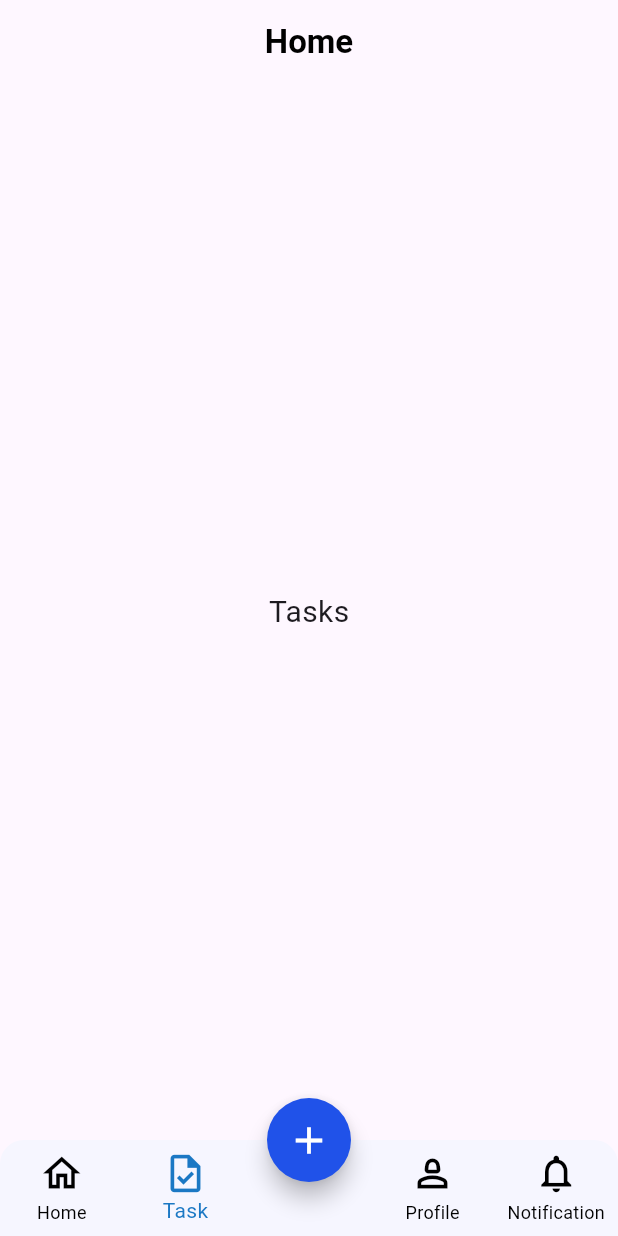
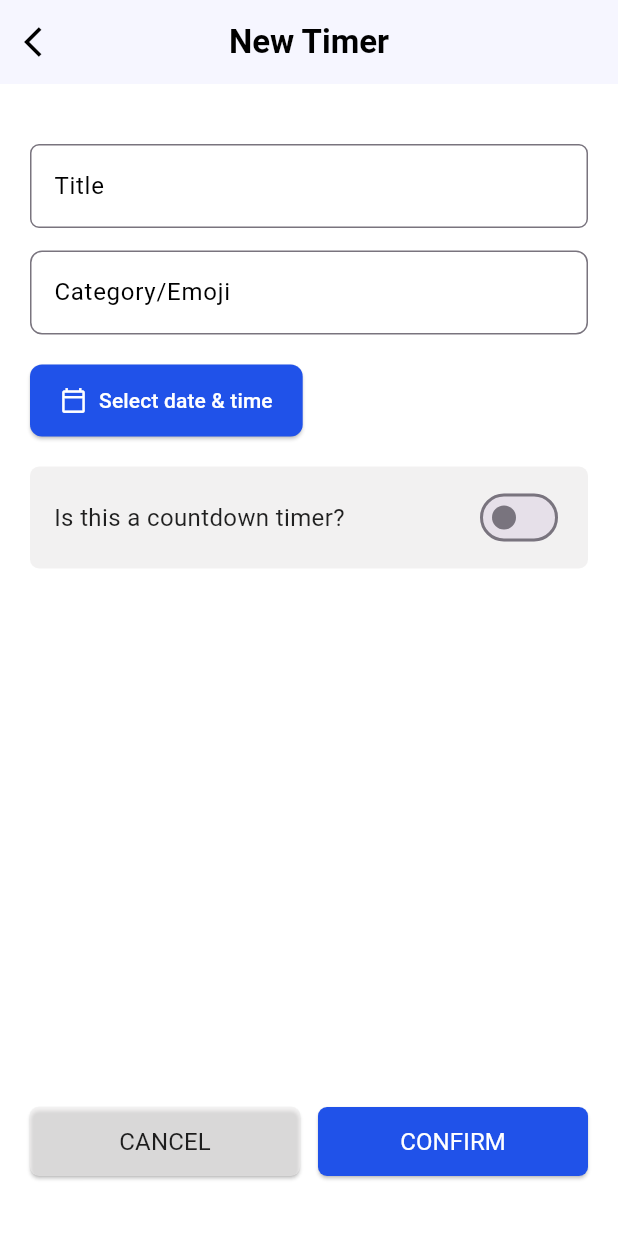
Before and after one commit to Priyagupta0001/life_timerz, a Flutter app: the screen it shows once a user with an empty profile is signed in, item 2 of the bottom bar chosen, after a tap on the "add" icon, on a phone screen of 412 x 824 dp. Run offline on Flutter 3.47's test engine with Material 3 defaults, Android fonts, the phone set to English and light mode, and no system bars; our stand-ins replace cloud_firestore, firebase_auth, firebase_core, google_sign_in; accounts and stored records are empty.

Commit message:
added task screen cards with database

```diff
--- /dev/null
+++ b/lib/addtasklist_page.dart
@@ -0,0 +1,196 @@
+import 'package:cloud_firestore/cloud_firestore.dart';
+import 'package:firebase_auth/firebase_auth.dart';
+import 'package:flutter/material.dart';
+
+class AddTaskListPage extends StatefulWidget {
+  const AddTaskListPage({super.key});
+
+  @override
+  State<StatefulWidget> createState() => _AddTaskListPageState();
+}
+
+class _AddTaskListPageState extends State<AddTaskListPage> {
+  User? user = FirebaseAuth.instance.currentUser;
+  // delete timer
+  Future<void> _deleteTimer(String id) async {
+    try {
+      await FirebaseFirestore.instance.collection('timers').doc(id).delete();
+    } catch (e) {
+      print("Error deleting timer: $e");
+    }
+  }
+
+  // remaining time calculate
+  String getRemainingTime(DateTime targetTime) {
+    final now = DateTime.now();
+    final difference = targetTime.difference(now);
+
+    if (difference.isNegative) return "Time's up!";
+
+    final days = difference.inDays;
+    final hours = difference.inHours % 24;
+    final minutes = difference.inMinutes % 60;
+
+    return "$days days, $hours hours, $minutes minutes";
+  }
+
+  @override
+  Widget build(BuildContext context) {
+    return Scaffold(
+      resizeToAvoidBottomInset: true,
+      backgroundColor: Colors.white,
+      appBar: AppBar(
+        backgroundColor: const Color.fromARGB(255, 246, 246, 255),
+        automaticallyImplyLeading: false, //backbutton remove
+        title: Text(
+          "Task",
+          style: TextStyle(color: Colors.black, fontWeight: FontWeight.bold),
+        ),
+        centerTitle: true,
+      ),
+
+      body: user == null
+          ? const Center(child: Text("User not logged in!"))
+          : StreamBuilder<QuerySnapshot>(
+              stream: FirebaseFirestore.instance
+                  .collection('timers')
+                  .where('uid', isEqualTo: user!.uid)
+                  .orderBy('datetime', descending: false)
+                  .snapshots(),
+              builder: (context, snapshot) {
+                print("Current user UID: ${user!.uid}");
+
+                if (snapshot.connectionState == ConnectionState.waiting) {
+                  return Center(child: CircularProgressIndicator());
+                }
+
+                if (snapshot.hasError) {
+                  print("Firestore error: ${snapshot.error}");
+                  return const Center(
+                    child: Text("Something went wrong. Please try again."),
+                  );
+                }
+
+                final docs = snapshot.data!.docs; //list k form m extrct data
+
+                if (docs.isEmpty) {
+                  return const Center(child: Text("No timers yet! Add one."));
+                }
+
+                print("Timers fetched: ${docs.length}");
+
+                return ListView.builder(
+                  itemCount: docs.length,
+                  padding: const EdgeInsets.symmetric(
+                    vertical: 0,
+                    horizontal: 0,
+                  ),
+                  itemBuilder: (context, index) {
+                    final timerDoc = docs[index];
+                    final timer = timerDoc.data() as Map<String, dynamic>;
+                    final title = timer['title'] ?? '';
+                    final category = timer['category'] ?? '';
+                    final datetimeRaw = timer['datetime'];
+                    final datetime = datetimeRaw is Timestamp
+                        ? datetimeRaw.toDate()
+                        : DateTime.now();
+                    final isPinned = timer['isPinned'] ?? false;
+                    return Dismissible(
+                      key: Key(timerDoc.id),
+                      background: Container(
+                        alignment: Alignment.centerRight,
+                        padding: EdgeInsets.only(right: 20),
+                        decoration: BoxDecoration(
+                          color: Colors.red,
+                          borderRadius: BorderRadius.circular(10),
+                        ),
+                        child: Icon(
+                          Icons.delete_outlined,
+                          color: Colors.white,
+                          size: 28,
+                        ),
+                      ),
+                      direction: DismissDirection.endToStart,
+                      onDismissed: (_) => _deleteTimer(timerDoc.id),
+                      child: Container(
+                        padding: EdgeInsets.symmetric(
+                          horizontal: 18,
+                          vertical: 14,
+                        ),
+                        decoration: BoxDecoration(
+                          color: Colors.white,
+                          borderRadius: BorderRadius.circular(12),
+                          boxShadow: [
+                            BoxShadow(
+                              color: Colors.grey.withOpacity(0.2),
+                              blurRadius: 6,
+                              offset: Offset(0, 3),
+                            ),
+                          ],
+                        ),
+                        child: Row(
+                          crossAxisAlignment: CrossAxisAlignment.center,
+                          children: [
+                            const SizedBox(width: 10),
+                            Expanded(
+                              child: Column(
+                                crossAxisAlignment: CrossAxisAlignment.start,
+                                children: [
+                                  Text(
+                                    "$category - $title",
+                                    style: TextStyle(
+                                      fontWeight: FontWeight.w600,
+                                      fontSize: 16,
+                                      color: Colors.black87,
+                                    ),
+                                  ),
+                                  const SizedBox(height: 4),
+                                  Row(
+                                    mainAxisAlignment: MainAxisAlignment.start,
+                                    children: [
+                                      Icon(
+                                        Icons.access_time,
+                                        color: Colors.black,
+                                        size: 20,
+                                      ),
+                                      const SizedBox(width: 8),
+                                      Text(
+                                        getRemainingTime(datetime),
+                                        style: TextStyle(
+                                          color: Colors.black,
+                                          fontSize: 12,
+                                        ),
+                                      ),
+                                    ],
+                                  ),
+                                ],
+                              ),
+                            ),
+                            IconButton(
+                              icon: Icon(
+                                isPinned
+                                    ? Icons.push_pin
+                                    : Icons.push_pin_outlined,
+                                color: isPinned
+                                    ? const Color.fromARGB(255, 32, 82, 233)
+                                    : Colors.grey,
+                                size: 22,
+                              ),
+                              onPressed: () {
+                                FirebaseFirestore.instance
+                                    .collection('timers')
+                                    .doc(timerDoc.id)
+                                    .update({'isPinned': !isPinned});
+                              },
+                            ),
+                          ],
+                        ),
+                      ),
+                    );
+                  },
+                );
+              },
+            ),
+    );
+  }
+}
--- /dev/null
+++ b/lib/createnewtimer_page.dart
@@ -0,0 +1,282 @@
+import 'package:cloud_firestore/cloud_firestore.dart';
+import 'package:firebase_auth/firebase_auth.dart';
+import 'package:flutter/material.dart';
+import 'package:intl/intl.dart';
+
+class CreateNewTimerPage extends StatefulWidget {
+  const CreateNewTimerPage({super.key});
+
+  @override
+  State<StatefulWidget> createState() => _CreateNewTimePageState();
+}
+
+class _CreateNewTimePageState extends State<CreateNewTimerPage> {
+  final TextEditingController _titleController = TextEditingController();
+  final TextEditingController _categoryController = TextEditingController();
+  bool _isLoading = false;
+  bool isCountdown = false;
+
+  DateTime? selectedDateTime;
+  //select dte time
+  Future<void> _selectDateTime(BuildContext context) async {
+    final DateTime? pickedDate = await showDatePicker(
+      context: context,
+      initialDate: DateTime.now(),
+      firstDate: DateTime(2000),
+      lastDate: DateTime(2101),
+    );
+
+    if (pickedDate != null) {
+      final TimeOfDay? pickedTime = await showTimePicker(
+        context: context,
+        initialTime: TimeOfDay.now(),
+      );
+      if (pickedTime != null) {
+        setState(() {
+          selectedDateTime = DateTime(
+            pickedDate.year,
+            pickedDate.month,
+            pickedDate.day,
+            pickedTime.hour,
+            pickedTime.minute,
+          );
+        });
+      }
+    }
+  }
+
+  // save task to firestore
+  Future<void> _saveTimerToFirestore() async {
+    if (_titleController.text.isEmpty || selectedDateTime == null) {
+      ScaffoldMessenger.of(context).showSnackBar(
+        const SnackBar(
+          behavior: SnackBarBehavior.floating,
+          content: Text(
+            'Please enter all details',
+            style: TextStyle(color: Colors.red),
+          ),
+          backgroundColor: Colors.black,
+        ),
+      );
+      return;
+    }
+
+    setState(() => _isLoading = true);
+    final user = FirebaseAuth.instance.currentUser;
+    try {
+      await FirebaseFirestore.instance.collection('timers').add({
+        'uid': user!.uid,
+        'title': _titleController.text.trim(),
+        'category': _categoryController.text.trim(),
+        'datetime': Timestamp.fromDate(selectedDateTime!),
+        'isCountDown': isCountdown,
+        'isPinned': false,
+      });
+
+      setState(() => _isLoading = false);
+      // Navigate to the list page
+      Navigator.pop(context);
+    } catch (e) {
+      print("Error adding timer: $e");
+      setState(() => _isLoading = false);
+      ScaffoldMessenger.of(context).showSnackBar(
+        SnackBar(
+          behavior: SnackBarBehavior.floating,
+          content: Text(
+            'Error: Failed to add timer',
+            style: const TextStyle(color: Colors.red),
+          ),
+          backgroundColor: Colors.black,
+        ),
+      );
+    }
+  }
+
+  @override
+  Widget build(BuildContext context) {
+    String formattedDateTime = selectedDateTime == null
+        ? ''
+        : DateFormat('MMM d, yyyy hh:mm a').format(selectedDateTime!);
+
+    return Scaffold(
+      resizeToAvoidBottomInset: true,
+      backgroundColor: Colors.white,
+      appBar: AppBar(
+        backgroundColor: const Color.fromARGB(255, 246, 246, 255),
+        //automaticallyImplyLeading: true, //backbutton
+        leading: IconButton(
+          icon: const Icon(Icons.arrow_back_ios, color: Colors.black),
+          onPressed: () => Navigator.pop(context),
+        ),
+        title: const Text(
+          "New Timer",
+          style: TextStyle(color: Colors.black, fontWeight: FontWeight.bold),
+        ),
+        centerTitle: true,
+      ),
+      body: Padding(
+        padding: const EdgeInsets.symmetric(vertical: 10, horizontal: 20),
+        child: Column(
+          crossAxisAlignment: CrossAxisAlignment.start,
+          children: [
+            const SizedBox(height: 30),
+
+            TextFormField(
+              controller: _titleController,
+              decoration: InputDecoration(
+                labelText: 'Title',
+                labelStyle: const TextStyle(color: Colors.black),
+                border: OutlineInputBorder(
+                  borderRadius: BorderRadius.circular(6),
+                ),
+              ),
+            ),
+            const SizedBox(height: 15),
+
+            TextFormField(
+              controller: _categoryController,
+              decoration: InputDecoration(
+                labelText: 'Category/Emoji',
+                labelStyle: const TextStyle(color: Colors.black),
+                border: OutlineInputBorder(
+                  borderRadius: BorderRadius.circular(8),
+                ),
+              ),
+            ),
+            const SizedBox(height: 20),
+
+            Row(
+              mainAxisAlignment: MainAxisAlignment.spaceBetween,
+              children: [
+                ElevatedButton.icon(
+                  onPressed: () => _selectDateTime(context),
+                  icon: const Icon(
+                    Icons.calendar_today_outlined,
+                    color: Colors.white,
+                    size: 18,
+                  ),
+                  label: const Text(
+                    "Select date & time",
+                    style: TextStyle(color: Colors.white),
+                  ),
+                  style: ElevatedButton.styleFrom(
+                    backgroundColor: const Color.fromARGB(255, 32, 82, 233),
+                    padding: const EdgeInsets.symmetric(
+                      horizontal: 20,
+                      vertical: 14,
+                    ),
+                    shape: RoundedRectangleBorder(
+                      borderRadius: BorderRadius.circular(8),
+                    ),
+                  ),
+                ),
+                if (selectedDateTime != null)
+                  Padding(
+                    padding: const EdgeInsets.only(top: 8.0),
+                    child: Text(
+                      formattedDateTime,
+                      style: const TextStyle(fontSize: 16),
+                    ),
+                  ),
+              ],
+            ),
+            const SizedBox(height: 20),
+
+            Container(
+              padding: const EdgeInsets.symmetric(horizontal: 16, vertical: 10),
+              decoration: BoxDecoration(
+                color: const Color.fromARGB(146, 233, 231, 231),
+                borderRadius: BorderRadius.circular(6),
+              ),
+              child: Row(
+                mainAxisAlignment: MainAxisAlignment.spaceBetween,
+                children: [
+                  const Text(
+                    'Is this a countdown timer?',
+                    style: TextStyle(color: Colors.black87, fontSize: 16),
+                  ),
+                  Switch(
+                    value: isCountdown,
+                    onChanged: (bool value) {
+                      setState(() {
+                        isCountdown = value;
+                      });
+                    },
+                    activeColor: Colors.white,
+                    activeTrackColor: const Color.fromARGB(255, 32, 82, 233),
+                  ),
+                ],
+              ),
+            ),
+          ],
+        ),
+      ),
+      bottomNavigationBar: SafeArea(
+        child: Padding(
+          padding: const EdgeInsets.only(left: 20, right: 20, bottom: 40),
+          child: Row(
+            children: [
+              // CANCEL Button
+              Expanded(
+                child: SizedBox(
+                  height: 46,
+                  child: ElevatedButton(
+                    onPressed: _isLoading ? null : () => Navigator.pop(context),
+                    style: ElevatedButton.styleFrom(
+                      backgroundColor: const Color.fromARGB(146, 241, 239, 239),
+                      shape: RoundedRectangleBorder(
+                        borderRadius: BorderRadius.circular(6),
+                      ),
+                    ),
+                    child: const Text(
+                      'CANCEL',
+                      style: TextStyle(
+                        color: Colors.black87,
+                        fontSize: 16,
+                        fontWeight: FontWeight.normal,
+                      ),
+                    ),
+                  ),
+                ),
+              ),
+
+              const SizedBox(width: 12),
+
+              // CONFIRM Button
+              Expanded(
+                child: SizedBox(
+                  height: 46,
+                  child: ElevatedButton(
+                    onPressed: _isLoading ? null : _saveTimerToFirestore,
+                    style: ElevatedButton.styleFrom(
+                      backgroundColor: const Color.fromARGB(255, 32, 82, 233),
+                      shape: RoundedRectangleBorder(
+                        borderRadius: BorderRadius.circular(6),
+                      ),
+                    ),
+                    child: _isLoading
+                        ? const SizedBox(
+                            width: 20,
+                            height: 20,
+                            child: CircularProgressIndicator(
+                              color: Colors.white,
+                            ),
+                          )
+                        : const Text(
+                            'CONFIRM',
+                            style: TextStyle(
+                              color: Colors.white,
+                              fontSize: 16,
+                              fontWeight: FontWeight.normal,
+                            ),
+                          ),
+                  ),
+                ),
+              ),
+            ],
+          ),
+        ),
+      ),
+    );
+  }
+}
--- a/lib/forgotpassword_page.dart
+++ b/lib/forgotpassword_page.dart
@@ -1,6 +1,3 @@
-import 'dart:math';
-
-import 'package:cloud_firestore/cloud_firestore.dart';
 import 'package:firebase_auth/firebase_auth.dart';
 import 'package:flutter/material.dart';
 
--- a/lib/home_page.dart
+++ b/lib/home_page.dart
@@ -1,10 +1,8 @@
-import 'dart:math';
-
-import 'package:firebase_auth/firebase_auth.dart';
 import 'package:flutter/material.dart';
-import 'package:google_sign_in/google_sign_in.dart';
 import 'package:life_timerz/Profile_page.dart';
-import 'package:life_timerz/login_page.dart';
+import 'package:life_timerz/addtasklist_page.dart';
+import 'package:life_timerz/createnewtimer_page.dart';
+import 'package:life_timerz/notification_page.dart';
 
 class HomePage extends StatefulWidget {
   const HomePage({super.key});
@@ -18,13 +16,16 @@ class _HomePageState extends State<HomePage> {
 
   final List<Widget> _pages = [
     Center(child: Text("Home", style: TextStyle(fontSize: 20))),
-    Center(child: Text("Tasks", style: TextStyle(fontSize: 20))),
+    AddTaskListPage(),
     ProfilePage(),
-    Center(child: Text("Notifications", style: TextStyle(fontSize: 20))),
+    NotificationPage(),
   ];
+
+  final List<String> _titles = ["Home", "Task", "Profile", "Notification"];
 
   void _onItemTapped(int index) {
     if (index == 2) return;
+
     setState(() {
       _selectedIndex = index > 2 ? index - 1 : index;
     });
@@ -33,14 +34,16 @@ class _HomePageState extends State<HomePage> {
   @override
   Widget build(BuildContext context) {
     return Scaffold(
+      backgroundColor: Colors.white,
       resizeToAvoidBottomInset: false,
-      appBar: _selectedIndex == 2
+      appBar: _selectedIndex == 1
           ? null
           : AppBar(
-              automaticallyImplyLeading: false, //back button remove
+              backgroundColor: const Color.fromARGB(255, 246, 246, 255),
+              automaticallyImplyLeading: false,
               title: Text(
-                "Home",
-                style: TextStyle(
+                _titles[_selectedIndex],
+                style: const TextStyle(
                   color: Colors.black,
                   fontWeight: FontWeight.bold,
                 ),
@@ -53,6 +56,10 @@ class _HomePageState extends State<HomePage> {
       floatingActionButton: FloatingActionButton(
         onPressed: () {
           print("added task");
+          Navigator.push(
+            context,
+            MaterialPageRoute(builder: (context) => CreateNewTimerPage()),
+          );
         },
         backgroundColor: Color.fromARGB(255, 32, 82, 233),
         shape: CircleBorder(),
@@ -67,7 +74,7 @@ class _HomePageState extends State<HomePage> {
         ),
         child: BottomNavigationBar(
           type: BottomNavigationBarType.fixed,
-          currentIndex: _selectedIndex > 1
+          currentIndex: _selectedIndex >= 2
               ? _selectedIndex + 1
               : _selectedIndex,
           onTap: _onItemTapped,
--- a/lib/login_page.dart
+++ b/lib/login_page.dart
@@ -127,11 +127,16 @@ class _LoginPageState extends State<LoginPage> {
   Widget build(BuildContext context) {
     return Scaffold(
       backgroundColor: Colors.white,
+      appBar: AppBar(
+        backgroundColor: Color.fromARGB(255, 246, 246, 255),
+        toolbarHeight: 18,
+      ),
       resizeToAvoidBottomInset: true,
       body: SafeArea(
         //logo container
         child: Form(
           key: _formKey,
+          child: SingleChildScrollView(
             child: Column(
               crossAxisAlignment: CrossAxisAlignment.start,
               children: [
@@ -329,7 +334,10 @@ class _LoginPageState extends State<LoginPage> {
                       Expanded(child: Divider(thickness: 1)),
                       Padding(
                         padding: EdgeInsets.symmetric(horizontal: 8),
-                      child: Text('or', style: TextStyle(color: Colors.black)),
+                        child: Text(
+                          'or',
+                          style: TextStyle(color: Colors.black),
+                        ),
                       ),
                       Expanded(child: Divider(thickness: 1)),
                     ],
@@ -353,7 +361,11 @@ class _LoginPageState extends State<LoginPage> {
                               borderRadius: BorderRadius.circular(6),
                             ),
                           ),
-                        icon: Icon(Icons.apple, color: Colors.black, size: 25),
+                          icon: Icon(
+                            Icons.apple,
+                            color: Colors.black,
+                            size: 25,
+                          ),
                           label: Text(
                             'Apple',
                             style: TextStyle(
@@ -436,6 +448,7 @@ class _LoginPageState extends State<LoginPage> {
             ),
           ),
         ),
+      ),
     );
   }
 }
--- a/pubspec.yaml
+++ b/pubspec.yaml
@@ -39,6 +39,7 @@ dependencies:
   cloud_firestore: ^6.0.3
   flutter_otp_text_field: ^1.5.1+1
   google_sign_in: ^6.2.1
+  intl: ^0.20.2
 
 dev_dependencies:
   flutter_test:
```
Also changed, not shown: lib/Profile_page.dart (+58 -13 lines), lib/editprofile_page.dart (+11 -32 lines), lib/notification_page.dart (added, +23 -0 lines), lib/signup_page.dart (+12 -3 lines), pubspec.lock. Lines whose indentation alone changed are shown as unchanged.
